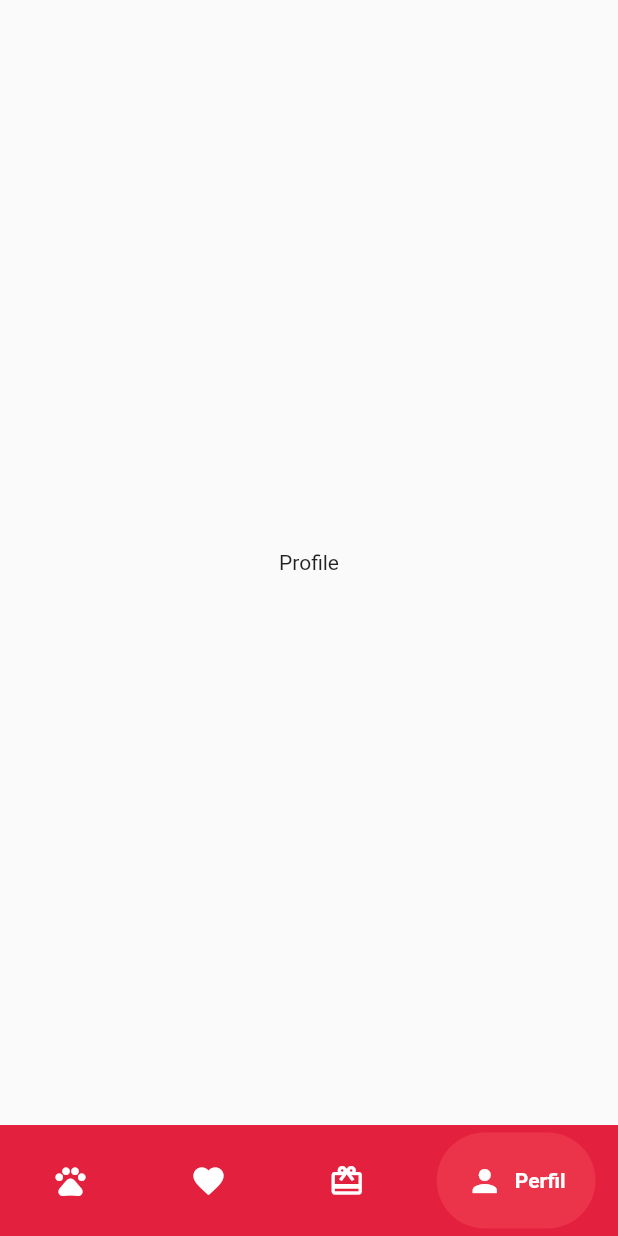
After one commit to Matchipet/Matchipet-Mobile, a Flutter app: the AdopterMenu screen opened directly, item 4 of the bottom bar chosen, on a phone screen of 412 x 824 dp. The commit adds this screen. Run offline on Flutter 3.47's test engine with Material 2 defaults, Android fonts, the phone set to English and light mode, and no system bars; drawn by our look-alikes of google_nav_bar; our stand-ins replace fluttertoast; Roboto replaces fonts that are missing (Montserrat).

Commit message:
adding menus navigations

```diff
--- a/lib/main.dart
+++ b/lib/main.dart
@@ -1,6 +1,8 @@
 import 'package:flutter/material.dart';
 import 'pages/login_page.dart';
 import 'pages/register_page.dart';
+import 'pages/adopter/adopter_menu.dart';
+import 'pages/shelter/shelter_menu.dart';
 
 void main() {
   runApp(const MyApp());
--- /dev/null
+++ b/lib/pages/adopter/adopter_menu.dart
@@ -0,0 +1,83 @@
+import 'package:flutter/material.dart';
+import 'package:google_nav_bar/google_nav_bar.dart';
+import 'package:matchipet/pages/adopter/matched_pets_page.dart';
+import 'package:matchipet/pages/login_page.dart';
+import 'adopt_match_page.dart';
+import 'donations_page.dart';
+import 'profile_page.dart';
+
+class AdopterMenu extends StatefulWidget {
+  const AdopterMenu({super.key});
+
+  @override
+  State<AdopterMenu> createState() => _AdopterMenuState();
+}
+
+class _AdopterMenuState extends State<AdopterMenu> {
+  int currentIndex = 0;
+
+  void goToPage(index) {
+    setState(() {
+      currentIndex = index;
+    });
+  }
+
+  List<Widget> _pages = [
+    //adoptar
+    AdoptMatchPage(),
+
+    //favoritos
+    MatchedPetsPage(),
+
+    //donaciones
+    DonationsPage(),
+
+    //profile
+    ProfilePage()
+  ];
+
+  @override
+  Widget build(BuildContext context) {
+    return Scaffold(
+      body: IndexedStack(
+        index: currentIndex,
+        children: _pages,
+      ),
+      bottomNavigationBar: Container(
+        color: Color(0xffe3213f),
+        child: Padding(
+          padding: const EdgeInsets.symmetric(horizontal: 15, vertical: 5),
+          child: GNav(
+            gap: 8,
+            backgroundColor: Color(0xffe3213f),
+            color: Colors.white,
+            activeColor: Colors.white,
+            tabBackgroundColor: Color(0x4dff6060),
+            padding: EdgeInsets.all(20),
+            onTabChange: (index) {
+              goToPage(index);
+            },
+            tabs: [
+              GButton(
+                icon: Icons.pets,
+                text: 'Adoptar',
+              ),
+              GButton(
+                icon: Icons.favorite,
+                text: 'Interesados',
+              ),
+              GButton(
+                icon: Icons.card_giftcard,
+                text: 'Donaciones',
+              ),
+              GButton(
+                icon: Icons.person,
+                text: 'Perfil',
+              ),
+            ],
+          ),
+        ),
+      ),
+    );
+  }
+}
--- /dev/null
+++ b/lib/pages/adopter/profile_page.dart
@@ -0,0 +1,21 @@
+import 'package:flutter/material.dart';
+
+class ProfilePage extends StatefulWidget {
+  const ProfilePage({super.key});
+
+  @override
+  State<ProfilePage> createState() => _ProfilePageState();
+}
+
+class _ProfilePageState extends State<ProfilePage> {
+  @override
+  Widget build(BuildContext context) {
+    return Scaffold(
+      body: Center(
+        child: Text(
+            "Profile"
+        ),
+      ),
+    );
+  }
+}
--- /dev/null
+++ b/lib/pages/shelter/profile_page.dart
@@ -0,0 +1,21 @@
+import 'package:flutter/material.dart';
+
+class ProfilePage extends StatefulWidget {
+  const ProfilePage({super.key});
+
+  @override
+  State<ProfilePage> createState() => _ProfilePageState();
+}
+
+class _ProfilePageState extends State<ProfilePage> {
+  @override
+  Widget build(BuildContext context) {
+    return Scaffold(
+      body: Center(
+        child: Text(
+            "Perfil"
+        ),
+      ),
+    );
+  }
+}
--- a/pubspec.yaml
+++ b/pubspec.yaml
@@ -31,6 +31,7 @@ dependencies:
   flutter:
     sdk: flutter
   fluttertoast: ^8.0.8
+  google_nav_bar: ^5.0.6
 
   # The following adds the Cupertino Icons font to your application.
   # Use with the CupertinoIcons class for iOS style icons.
```
Also changed, not shown: lib/pages/adopter/adopt_match_page.dart (added, +21 -0 lines), lib/pages/adopter/donations_page.dart (added, +21 -0 lines), lib/pages/adopter/matched_pets_page.dart (added, +21 -0 lines), lib/pages/login_page.dart (+37 -2 lines), lib/pages/shelter/adopters_pages.dart (added, +21 -0 lines), lib/pages/shelter/donations_page.dart (added, +21 -0 lines), lib/pages/shelter/offer_pets_page.dart (added, +21 -0 lines), lib/pages/shelter/shelter_menu.dart (added, +83 -0 lines), pubspec.lock.
